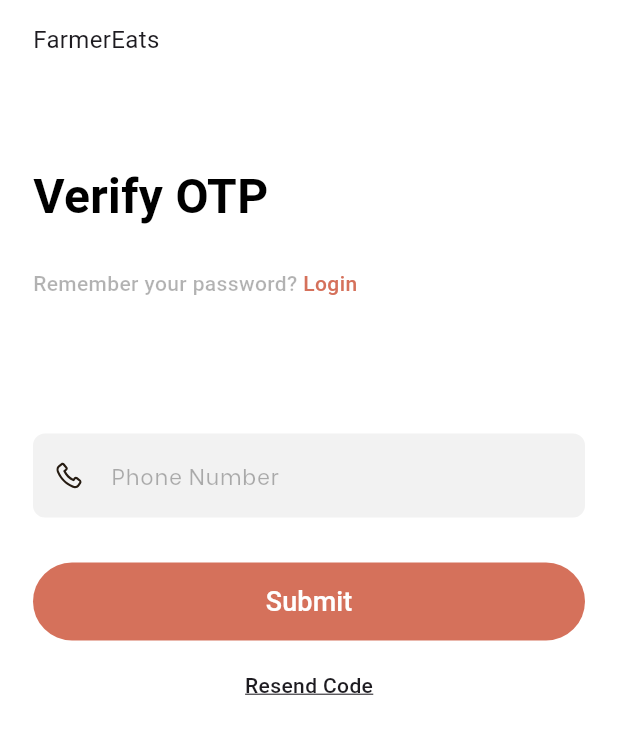
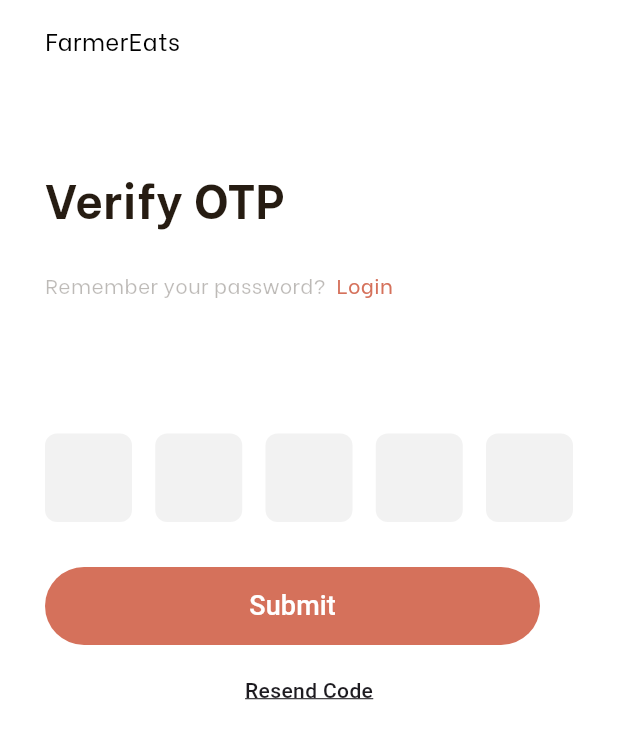
Before and after one commit to asheesh20/software_lab, a Flutter app: the VerifyOtp screen opened directly, on a phone screen of 412 x 824 dp. Shown: the top 739 px of the screen. Run offline on Flutter 3.47's test engine with Material 3 defaults, Android fonts, the phone set to English and light mode, and no system bars; our stand-ins replace flutter_svg; Roboto replaces fonts that are missing (assets/fonts/BeVietnam-ExtraBold.ttf).

Commit message:
verify otp screen finalised

```diff
--- a/lib/main.dart
+++ b/lib/main.dart
@@ -20,8 +20,8 @@ class MyApp extends StatelessWidget {
   Widget build(context) {
     return MaterialApp(
       //home: LoginScreen(),
-      home: ForgotPassword(),
-      //home: VerifyOtp(),
+      //home: ForgotPassword(),
+      home: VerifyOtp(),
       //home: ResetPassword(),
       //home: SignupOne(),
       //home: SignupTwo(),
--- a/lib/views/forgot_password.dart
+++ b/lib/views/forgot_password.dart
@@ -89,7 +89,7 @@ class _ForgotPasswordState extends State<ForgotPassword> {
                       color: Color(0x4D000000),
                       fontWeight: FontWeight.w400,
                       fontFamily: 'BeVietnam',
-                      fontSize: 15,
+                      fontSize: 14,
                     ),
                     filled: true,
                     fillColor: const Color(0xFFF2F2F2),
--- a/lib/views/verify_otp.dart
+++ b/lib/views/verify_otp.dart
@@ -1,5 +1,5 @@
 import 'package:flutter/material.dart';
-import 'package:flutter_svg/flutter_svg.dart';
+import 'package:flutter/services.dart';
 
 class VerifyOtp extends StatefulWidget {
   const VerifyOtp({super.key});
@@ -9,20 +9,24 @@ class VerifyOtp extends StatefulWidget {
 }
 
 class _VerifyOtpState extends State<VerifyOtp> {
-  final _formKey = GlobalKey<FormState>();
   @override
   Widget build(context) {
     return Scaffold(
       backgroundColor: Colors.white,
       body: SafeArea(
         child: Padding(
-          padding: const EdgeInsets.symmetric(horizontal: 22.0, vertical: 15),
+          padding: const EdgeInsets.symmetric(horizontal: 30.0, vertical: 15),
           child: Column(
             crossAxisAlignment: CrossAxisAlignment.start,
             children: [
               const Text(
                 'FarmerEats',
-                style: TextStyle(fontSize: 16, fontWeight: FontWeight.w400),
+                style: TextStyle(
+                  fontSize: 16,
+                  fontWeight: FontWeight.w400,
+                  fontFamily: 'BeVietnam',
+                  color: Color.fromRGBO(0, 0, 0, 1),
+                ),
               ),
               const SizedBox(
                 height: 70,
@@ -30,9 +34,10 @@ class _VerifyOtpState extends State<VerifyOtp> {
               const Text(
                 'Verify OTP',
                 style: TextStyle(
-                  color: Colors.black,
+                  color: Color.fromRGBO(38, 28, 18, 1),
                   fontSize: 32,
                   fontWeight: FontWeight.w700,
+                  fontFamily: 'BeVietnam',
                 ),
               ),
               const SizedBox(
@@ -41,11 +46,13 @@ class _VerifyOtpState extends State<VerifyOtp> {
               const Row(
                 children: [
                   Text(
-                    'Remember your password? ',
+                    'Remember your password?  ',
                     style: TextStyle(
                       fontSize: 14,
-                        color: Color.fromARGB(77, 0, 0, 0),
-                        fontWeight: FontWeight.w500),
+                      color: Color.fromRGBO(38, 28, 18, 0.3),
+                      fontWeight: FontWeight.w500,
+                      fontFamily: 'BeVietnam',
+                    ),
                   ),
                   Text(
                     'Login',
@@ -53,6 +60,7 @@ class _VerifyOtpState extends State<VerifyOtp> {
                       fontSize: 14,
                       color: Color.fromARGB(255, 213, 113, 91),
                       fontWeight: FontWeight.w500,
+                      fontFamily: 'BeVietnam',
                     ),
                   ),
                 ],
@@ -60,26 +68,14 @@ class _VerifyOtpState extends State<VerifyOtp> {
               const SizedBox(
                 height: 90,
               ),
-              Form(
-                key: _formKey,
-                child: TextFormField(
+              Row(
+                mainAxisAlignment: MainAxisAlignment.spaceBetween,
+                children: List.generate(5, (index) {
+                  return SizedBox(
+                    width: 58,
+                    height: 59,
+                    child: TextField(
                       decoration: InputDecoration(
-                    prefixIcon: Padding(
-                      padding: const EdgeInsets.all(15.0),
-                      child: SizedBox(
-                        child: SvgPicture.asset(
-                          'assets/images/phone.svg',
-                        ),
-                      ),
-                    ),
-                    hintText: 'Phone Number',
-                    hintStyle: const TextStyle(
-                      color: Color(0x4D000000),
-                      //color: Color.fromARGB(77, 0, 0, 0),
-                      fontWeight: FontWeight.w400,
-                      fontFamily: 'BeVietnam',
-                      fontSize: 15,
-                    ),
                         filled: true,
                         fillColor: const Color(0xFFF2F2F2),
                         border: OutlineInputBorder(
@@ -87,7 +83,19 @@ class _VerifyOtpState extends State<VerifyOtp> {
                           borderSide: BorderSide.none,
                         ),
                       ),
+                      textAlign: TextAlign.center,
+                      style: const TextStyle(
+                        fontSize: 20,
+                        fontWeight: FontWeight.w500,
                       ),
+                      keyboardType: TextInputType.number,
+                      inputFormatters: [
+                        LengthLimitingTextInputFormatter(1),
+                        FilteringTextInputFormatter.digitsOnly,
+                      ],
+                    ),
+                  );
+                }),
               ),
               const SizedBox(
                 height: 30,
@@ -95,42 +103,35 @@ class _VerifyOtpState extends State<VerifyOtp> {
               Container(
                 decoration:
                     BoxDecoration(borderRadius: BorderRadius.circular(5)),
-                width: double.infinity,
+                width: 330,
                 height: 52,
                 child: ElevatedButton(
                   style: ElevatedButton.styleFrom(
                     backgroundColor: const Color.fromARGB(255, 213, 113, 91),
                     elevation: 0,
                   ),
-                  onPressed: () {
-                    // if (_formKey.currentState!.validate()) {
-                    //   // authController.login(
-                    //   //   _emailController.text.trim(),
-                    //   //   _passwordController.text.trim(),
-                    //   // );
-                    // }
-                  },
+                  onPressed: () {},
                   child: const Text(
                     'Submit',
                     style: TextStyle(
-                      // fontFamily: 'Be',
                       fontFamily: 'assets/fonts/BeVietnam-ExtraBold.ttf',
-                      color: Color(0xFFFFFFFF),
+                      color: Color.fromRGBO(255, 255, 255, 1),
                       fontSize: 18,
                       fontWeight: FontWeight.w500,
                     ),
                   ),
                 ),
               ),
-              SizedBox(height: 20),
-              Center(
+              const SizedBox(height: 20),
+              const Center(
                   child: Text(
                 'Resend Code',
                 style: TextStyle(
                   fontFamily: 'assets/fonts/BeVietnam-ExtraBold.ttf',
                   fontSize: 14,
                   fontWeight: FontWeight.w500,
-                    decoration: TextDecoration.underline),
+                  decoration: TextDecoration.underline,
+                ),
               ))
             ],
           ),
```
Lines whose indentation alone changed are shown as unchanged.
